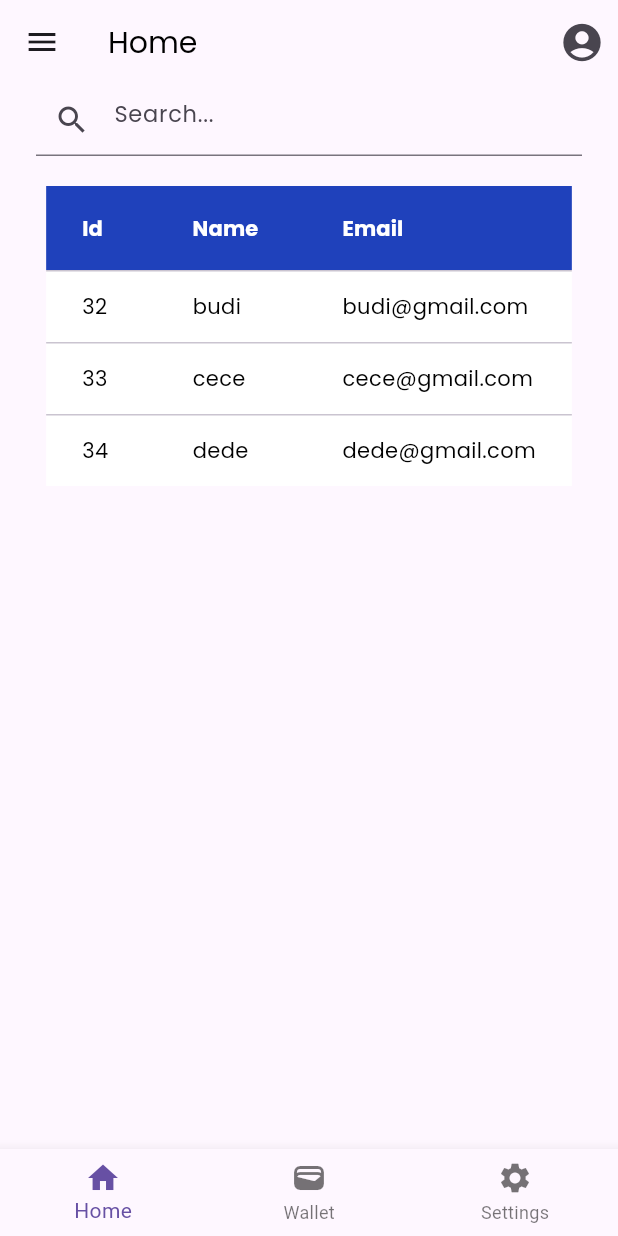
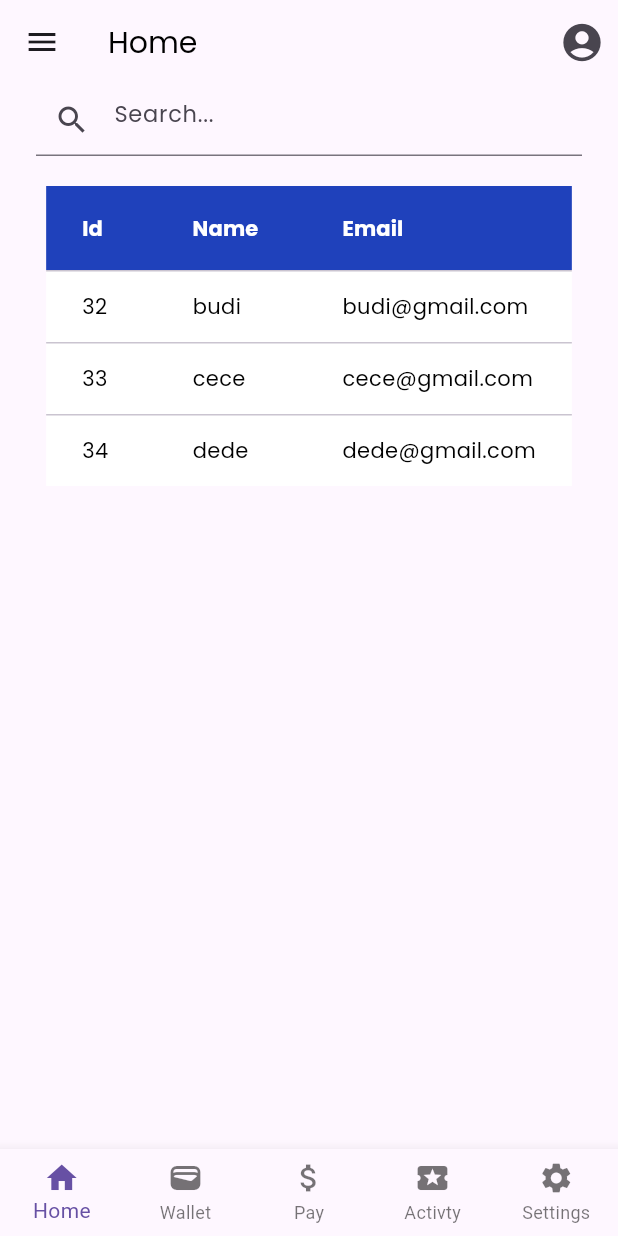
Before and after one commit to GusdittoRNB/flutter_application_1, a Flutter app: the HomePage screen opened by its route, on a phone screen of 412 x 824 dp. Run offline on Flutter 3.47's test engine with Material 3 defaults, Android fonts, the phone set to English and light mode, and no system bars; our stand-ins replace dio, font_awesome_flutter, get_storage, google_fonts; accounts and stored records are empty.

Commit message:
fixed home and profile

```diff
--- a/lib/pages/home.dart
+++ b/lib/pages/home.dart
@@ -184,6 +184,7 @@ class HomePage extends StatelessWidget {
         ]
       ),
       bottomNavigationBar: BottomNavigationBar(
+        type: BottomNavigationBarType.fixed,
         items: [
           BottomNavigationBarItem(
             label: 'Home',
@@ -192,6 +193,14 @@ class HomePage extends StatelessWidget {
           BottomNavigationBarItem(
             label: 'Wallet',
             icon: Icon(Icons.wallet),
+          ),
+          BottomNavigationBarItem(
+            label: 'Pay',
+            icon: Icon(Icons.attach_money_sharp),
+          ),
+          BottomNavigationBarItem(
+            label: 'Activty',
+            icon: Icon(Icons.local_activity),
           ),
           BottomNavigationBarItem(
             label: 'Settings',
```
Also changed, not shown: lib/pages/profile.dart (+7 -0 lines), 1 other file.
